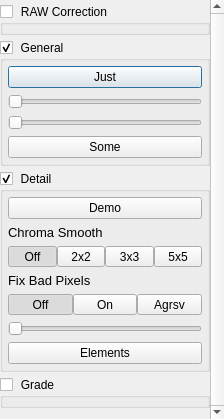
Old version of the form platform/qt/TestDialog.ui in the repository ilia3101/MLV-App.
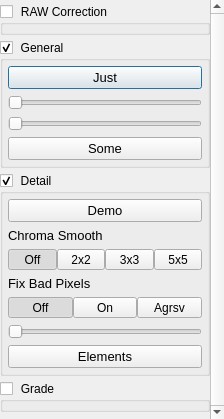
New version of the form. Icons and pictures are not drawn. Custom widgets are drawn as their Qt base class.

```diff
--- a/platform/qt/TestDialog.ui
+++ b/platform/qt/TestDialog.ui
@@ -66,7 +66,7 @@
        <rect>
         <x>0</x>
         <y>0</y>
-        <width>224</width>
+        <width>209</width>
         <height>488</height>
        </rect>
       </property>
@@ -140,6 +140,11 @@
              </property>
              <item>
               <widget class="QPushButton" name="pushButton">
+               <property name="font">
+                <font>
+                 <pointsize>10</pointsize>
+                </font>
+               </property>
                <property name="text">
                 <string>Just</string>
                </property>
@@ -170,6 +175,11 @@
              </item>
              <item>
               <widget class="QPushButton" name="pushButton_2">
+               <property name="font">
+                <font>
+                 <pointsize>10</pointsize>
+                </font>
+               </property>
                <property name="text">
                 <string>Some</string>
                </property>
@@ -219,6 +229,11 @@
              </property>
              <item>
               <widget class="QPushButton" name="pushButton_3">
+               <property name="font">
+                <font>
+                 <pointsize>10</pointsize>
+                </font>
+               </property>
                <property name="text">
                 <string>Demo</string>
                </property>
@@ -444,6 +459,11 @@
              </item>
              <item>
               <widget class="QPushButton" name="pushButton_4">
+               <property name="font">
+                <font>
+                 <pointsize>10</pointsize>
+                </font>
+               </property>
                <property name="text">
                 <string>Elements</string>
                </property>
@@ -499,6 +519,11 @@
    <extends>QSlider</extends>
    <header>NoScrollSlider.h</header>
   </customwidget>
+  <customwidget>
+   <class>ColorToolButton</class>
+   <extends>QToolButton</extends>
+   <header>ColorToolButton.h</header>
+  </customwidget>
  </customwidgets>
  <resources/>
  <connections/>
```
Left out of the diff: 14 changed lines with no effect on the pictures.
